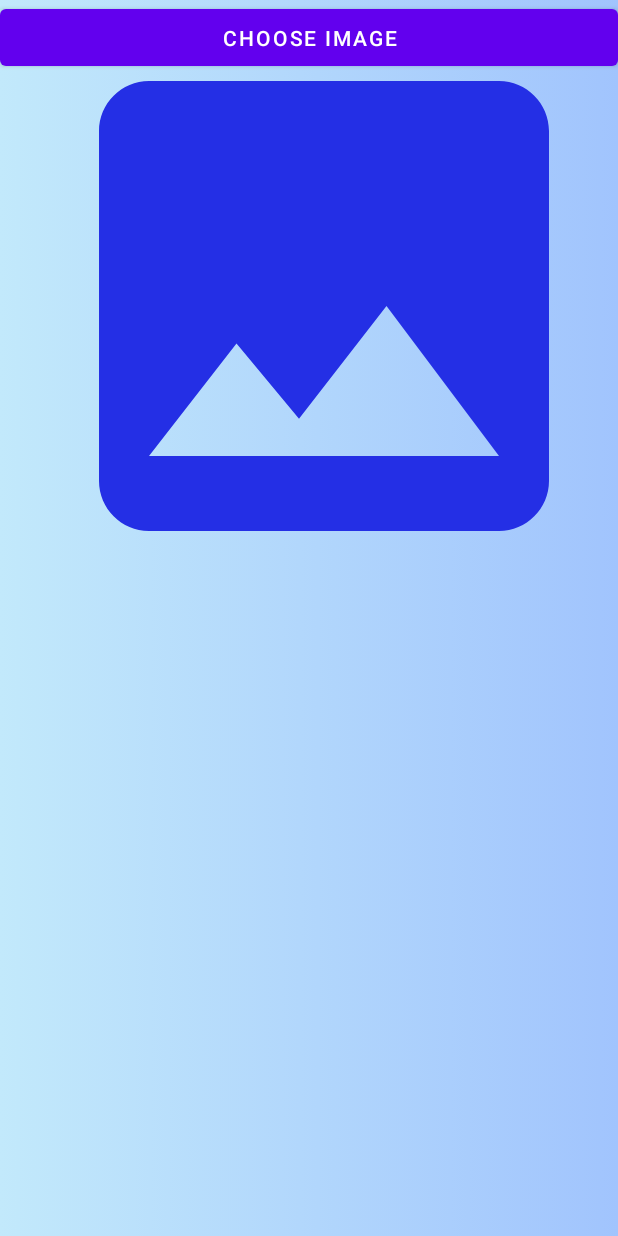
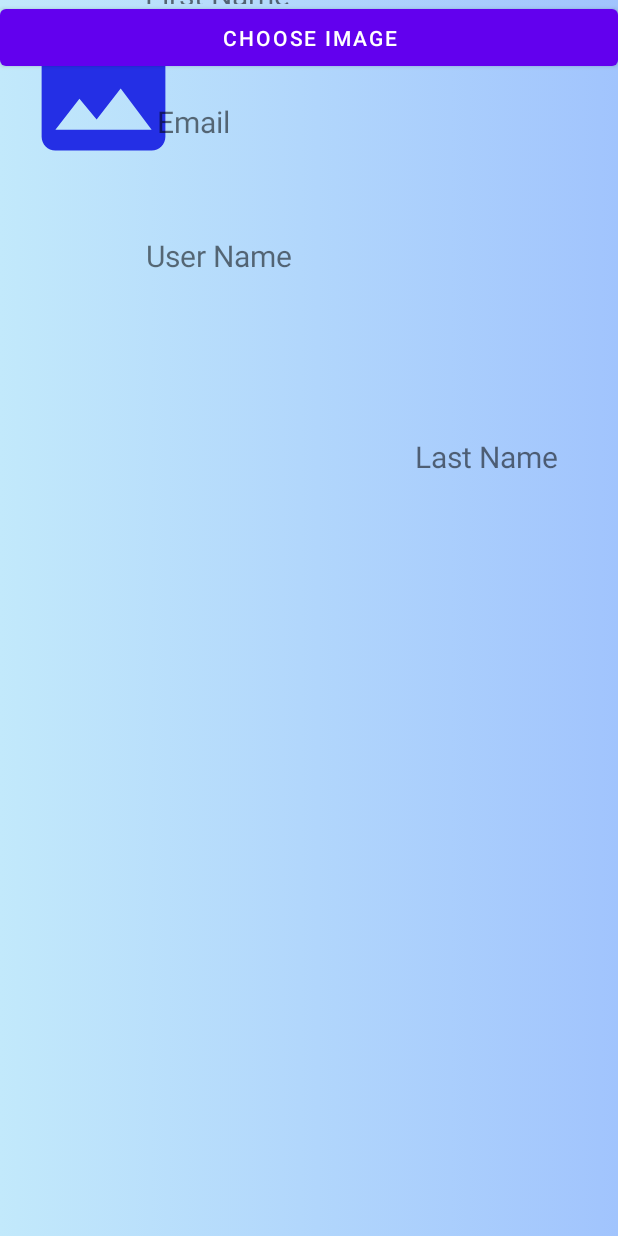
Before and after one commit to darsam44/Challenge, an Android app: the Profile screen opened directly, with no data from a screen before it, on a phone screen of 412 x 824 dp. Run offline under Robolectric (Android 15) with nearby library versions, the phone set to English and light mode, and no system bars; Roboto replaces fonts that are not available here.

Commit message:
start working on the profil (sorry for the mess)

```diff
--- a/app/src/main/java/com/example/challenge/Acvtivities/Login.java
+++ b/app/src/main/java/com/example/challenge/Acvtivities/Login.java
@@ -23,7 +23,7 @@ import com.google.firebase.auth.AuthResult;
 import com.google.firebase.auth.FirebaseAuth;
 
 public class Login extends AppCompatActivity implements View.OnClickListener {
-    Button regi;
+    Button regi, MoveTo;
     Button Log;
     Button LogOut_b;
     EditText mEmail, mPassword;
@@ -37,6 +37,8 @@ public class Login extends AppCompatActivity implements View.OnClickListener {
 
         super.onCreate(savedInstanceState);
         setContentView(R.layout.activity_main);
+        MoveTo = findViewById(R.id.MoveTo);
+        MoveTo.setOnClickListener(this);
         fAuth = FirebaseAuth.getInstance();
         mEmail       =  (EditText) findViewById(R.id.EmailLogin);
         mPassword    =  (EditText)findViewById(R.id.PasswordLogin);
@@ -74,6 +76,10 @@ public class Login extends AppCompatActivity implements View.OnClickListener {
         }
         else if (view ==forgotPass){
             ResetYourPass(view);
+        }
+        else if(view == MoveTo){
+            Intent intent = new Intent(Login.this, Main_Page.class);
+            startActivity(intent);
         }
     }
 
--- a/app/src/main/res/layout/activity_main.xml
+++ b/app/src/main/res/layout/activity_main.xml
@@ -123,4 +123,12 @@
         app:layout_constraintStart_toStartOf="parent"
         app:layout_constraintTop_toBottomOf="@+id/b_login" />
 
+    <Button
+        android:id="@+id/MoveTo"
+        android:layout_width="67dp"
+        android:layout_height="34dp"
+        android:text="Move to mainPage"
+        tools:layout_editor_absoluteX="294dp"
+        tools:layout_editor_absoluteY="655dp" />
+
 </androidx.constraintlayout.widget.ConstraintLayout>
--- a/app/src/main/res/layout/activity_profile.xml
+++ b/app/src/main/res/layout/activity_profile.xml
@@ -9,8 +9,8 @@
 
     <ImageView
         android:id="@+id/image_profile"
-        android:layout_width="400dp"
-        android:layout_height="400dp"
+        android:layout_width="105dp"
+        android:layout_height="110dp"
         android:layout_marginStart="16dp"
         android:layout_marginLeft="16dp"
         android:layout_marginTop="4dp"
@@ -26,5 +26,90 @@
         android:text="Choose image"
         app:layout_constraintTop_toTopOf="parent" />
 
+    <TextView
+        android:id="@+id/FirstName_p"
+        android:layout_width="105dp"
+        android:layout_height="20dp"
+        android:layout_marginStart="114dp"
+        android:layout_marginLeft="114dp"
+        android:layout_marginTop="84dp"
+        android:layout_marginEnd="37dp"
+        android:layout_marginRight="37dp"
+        android:layout_marginBottom="32dp"
+        android:text="First Name"
+        android:textSize="20sp"
+        app:layout_constraintBottom_toTopOf="@+id/Email_p"
+        app:layout_constraintEnd_toStartOf="@+id/LastName_p"
+        app:layout_constraintStart_toStartOf="parent"
+        app:layout_constraintTop_toBottomOf="@+id/image_profile"
+        app:layout_constraintVertical_bias="0.060000002" />
+
+    <TextView
+        android:id="@+id/UserName_p"
+        android:layout_width="wrap_content"
+        android:layout_height="wrap_content"
+        android:layout_marginStart="96dp"
+        android:layout_marginLeft="96dp"
+        android:layout_marginTop="40dp"
+        android:layout_marginEnd="216dp"
+        android:layout_marginRight="216dp"
+        android:layout_marginBottom="32dp"
+        android:text="User Name"
+        android:textSize="20sp"
+        app:layout_constraintBottom_toTopOf="@+id/Phone_p"
+        app:layout_constraintEnd_toEndOf="parent"
+        app:layout_constraintStart_toStartOf="parent"
+        app:layout_constraintTop_toBottomOf="@+id/Email_p" />
+
+    <TextView
+        android:id="@+id/Phone_p"
+        android:layout_width="wrap_content"
+        android:layout_height="wrap_content"
+        android:layout_marginStart="96dp"
+        android:layout_marginLeft="96dp"
+        android:layout_marginEnd="258dp"
+        android:layout_marginRight="258dp"
+        android:text="Phone"
+        android:textSize="20sp"
+        app:layout_constraintEnd_toEndOf="parent"
+        app:layout_constraintStart_toStartOf="parent"
+        tools:layout_editor_absoluteY="410dp" />
+
+    <TextView
+        android:id="@+id/LastName_p"
+        android:layout_width="wrap_content"
+        android:layout_height="wrap_content"
+        android:layout_marginStart="37dp"
+        android:layout_marginLeft="37dp"
+        android:layout_marginTop="148dp"
+        android:layout_marginEnd="57dp"
+        android:layout_marginRight="57dp"
+        android:layout_marginBottom="506dp"
+        android:text="Last Name"
+        android:textSize="20sp"
+        app:layout_constraintBottom_toBottomOf="parent"
+        app:layout_constraintEnd_toEndOf="parent"
+        app:layout_constraintStart_toEndOf="@+id/FirstName_p"
+        app:layout_constraintTop_toBottomOf="@+id/choose_ima"
+        app:layout_constraintVertical_bias="1.0" />
+
+    <TextView
+        android:id="@+id/Email_p"
+        android:layout_width="wrap_content"
+        android:layout_height="wrap_content"
+        android:layout_marginStart="114dp"
+        android:layout_marginLeft="114dp"
+        android:layout_marginTop="33dp"
+        android:layout_marginEnd="265dp"
+        android:layout_marginRight="265dp"
+        android:layout_marginBottom="22dp"
+        android:text="Email"
+        android:textSize="20sp"
+        app:layout_constraintBottom_toTopOf="@+id/UserName_p"
+        app:layout_constraintEnd_toEndOf="parent"
+        app:layout_constraintHorizontal_bias="0.611"
+        app:layout_constraintStart_toStartOf="parent"
+        app:layout_constraintTop_toBottomOf="@+id/FirstName_p" />
+
 
 </androidx.constraintlayout.widget.ConstraintLayout>
```
